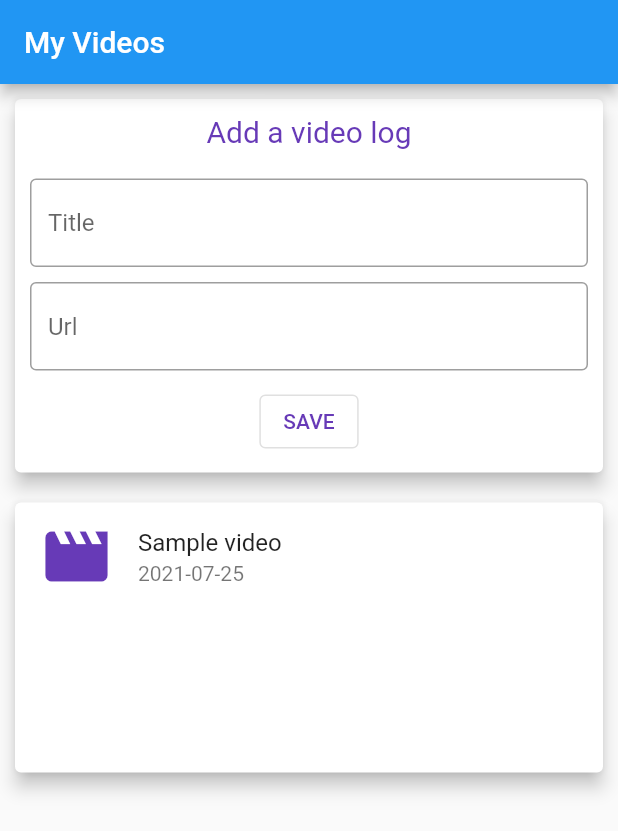
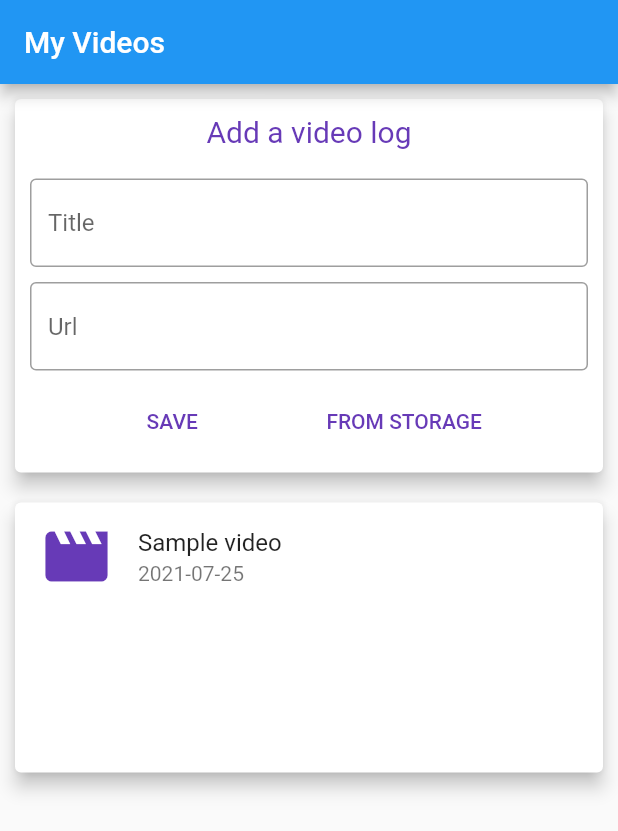
Before and after one commit to dnieln7/video-player-screen, a Flutter app: the screen it shows after launch, on a phone screen of 412 x 824 dp. Shown: the top 831 px of the screen. Run offline on Flutter 3.47's test engine with Material 2 defaults, Android fonts, the phone set to English and light mode, and no system bars; our stand-ins replace image_picker, video_player.

Commit message:
added get video from storage

```diff
--- a/lib/data/source/video_log_in_memory_data_source.dart
+++ b/lib/data/source/video_log_in_memory_data_source.dart
@@ -3,7 +3,7 @@ import 'package:video_player_screen/domain/video_log.dart';
 
 class VideoLogInMemoryDataSource implements VideoLogDataSource {
   List<VideoLog> logs = [
-    VideoLog(
+    VideoLog.fromUrl(
       title: 'Sample video',
       url:
           'https://file-examples-com.github.io/uploads/2017/04/file_example_MP4_640_3MG.mp4',
--- a/lib/domain/video_log.dart
+++ b/lib/domain/video_log.dart
@@ -1,13 +1,31 @@
+import 'dart:io';
+
 import 'package:flutter/foundation.dart';
 
 class VideoLog {
-  VideoLog({
+  final String title;
+  String url;
+  File file;
+  VideoLogType type;
+  final DateTime date;
+
+  VideoLog.fromFile({
+    @required this.title,
+    @required this.file,
+    @required this.date,
+  }) {
+    this.url = '';
+    this.type = VideoLogType.File;
+  }
+
+  VideoLog.fromUrl({
     @required this.title,
     @required this.url,
     @required this.date,
-  });
+  }) {
+    this.file = null;
+    this.type = VideoLogType.Network;
+  }
+}
 
-  final String title;
-  final String url;
-  final DateTime date;
-}
+enum VideoLogType { File, Network }
--- a/lib/ui/video_list/video_list_screen.dart
+++ b/lib/ui/video_list/video_list_screen.dart
@@ -1,9 +1,12 @@
+import 'dart:io';
+
 import 'package:flutter/material.dart';
 import 'package:flutter/widgets.dart';
 import 'package:video_player_screen/data/source/video_log_data_source.dart';
 import 'package:video_player_screen/data/source/video_log_in_memory_data_source.dart';
 import 'package:video_player_screen/domain/video_log.dart';
 import 'package:video_player_screen/utils/validation.dart';
+import 'package:video_player_screen/widget/picture_chooser_on_close.dart';
 import 'package:video_player_screen/widget/video_log_list_tile.dart';
 
 class VideoListScreen extends StatefulWidget {
@@ -81,9 +84,18 @@ class _VideoListScreenState extends State<VideoListScreen> {
                         textInputAction: TextInputAction.done,
                       ),
                       SizedBox(height: 10),
-                      OutlinedButton(
-                        onPressed: saveVideo,
-                        child: Text('SAVE'),
+                      Row(
+                        mainAxisAlignment: MainAxisAlignment.spaceEvenly,
+                        children: [
+                          TextButton(
+                            onPressed: saveVideo,
+                            child: Text('SAVE'),
+                          ),
+                          TextButton(
+                            onPressed: openSelector,
+                            child: Text('FROM STORAGE'),
+                          ),
+                        ],
                       ),
                     ],
                   ),
@@ -107,6 +119,26 @@ class _VideoListScreenState extends State<VideoListScreen> {
     );
   }
 
+  void openSelector() {
+    showModalBottomSheet(
+      context: context,
+      builder: (ctx) => PictureChooseOnClose(),
+    ).then((result) {
+      print(result);
+      if (result != null) {
+        dataSource.save(
+          VideoLog.fromFile(
+            title: "From storage",
+            file: result as File,
+            date: DateTime.now(),
+          ),
+        );
+
+        fetchVideos();
+      }
+    });
+  }
+
   void fetchVideos() {
     setState(() => logs = dataSource.findAll());
   }
@@ -114,7 +146,9 @@ class _VideoListScreenState extends State<VideoListScreen> {
   void saveVideo() {
     if (formKey.currentState.validate()) {
       formKey.currentState.save();
-      dataSource.save(VideoLog(title: title, url: url, date: DateTime.now()));
+      dataSource.save(
+        VideoLog.fromUrl(title: title, url: url, date: DateTime.now()),
+      );
       fetchVideos();
       formKey.currentState.reset();
     }
--- a/pubspec.yaml
+++ b/pubspec.yaml
@@ -11,6 +11,7 @@ dependencies:
     sdk: flutter
   cupertino_icons: ^1.0.2
   video_player: 2.1.10
+  image_picker: 0.8.0+1
 
 dev_dependencies:
   flutter_test:
```
Also changed, not shown: lib/widget/picture_chooser_on_close.dart (added, +100 -0 lines), lib/widget/text_icon_button.dart (added, +37 -0 lines), lib/widget/video_log_list_tile.dart (+3 -4 lines), pubspec.lock.
